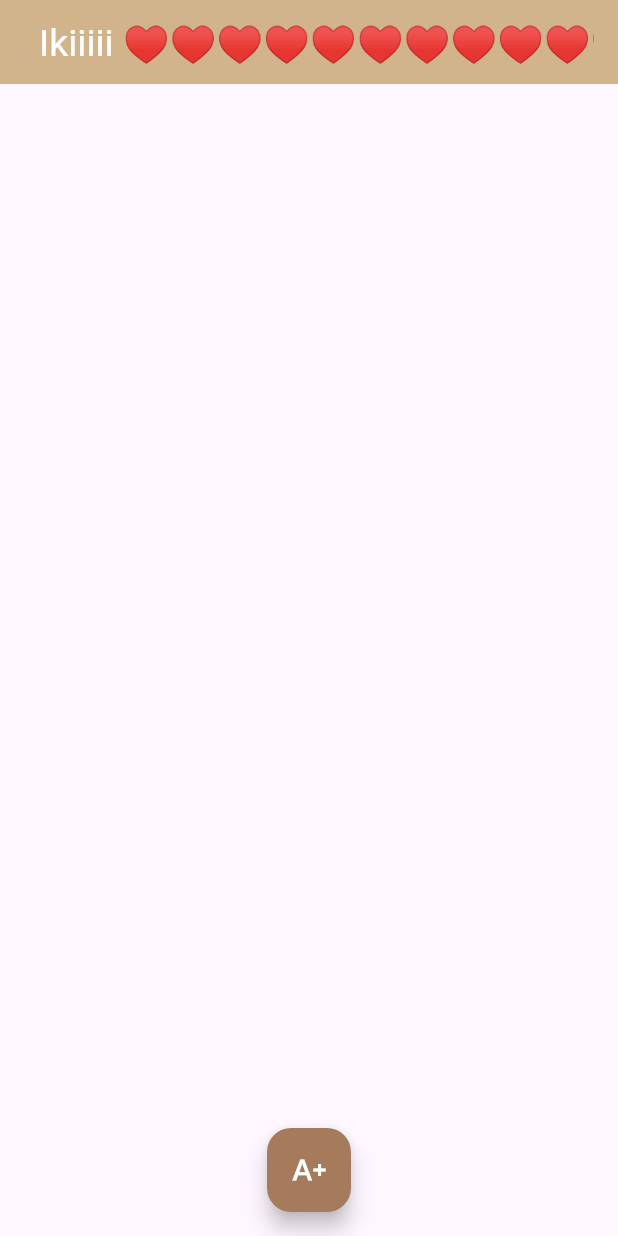
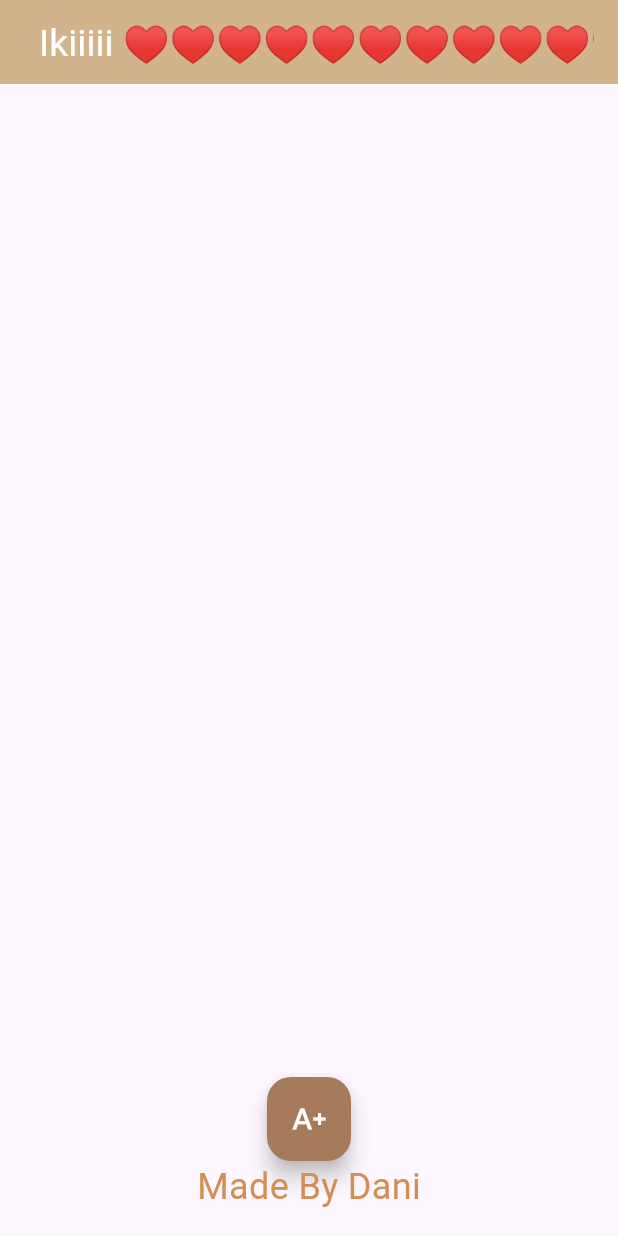
Before and after one commit to jovincia/gesture_detector, a Flutter app: the screen it shows after launch, on a phone screen of 412 x 824 dp. Run offline on Flutter 3.47's test engine with Material 3 defaults, Android fonts, the phone set to English and light mode, and no system bars; drawn by our look-alikes of marquee; our stand-ins replace google_fonts; Roboto replaces fonts that are missing (Alegreya, Calligraffitti).

Commit message:
last commit

```diff
--- a/lib/home_page.dart
+++ b/lib/home_page.dart
@@ -1,9 +1,9 @@
 import "package:flutter/material.dart";
+import 'package:flutter/widgets.dart';
 import 'package:gesture_detector/colors.dart';
 import 'package:google_fonts/google_fonts.dart';
 import 'dart:math';
 import 'package:marquee/marquee.dart';
-
 
 class HomePage extends StatefulWidget {
   const HomePage({super.key, required this.title});
@@ -73,9 +73,7 @@ class _HomePageState extends State<HomePage> {
           child: Marquee(
             text: "Ikiiiii ♥♥♥♥♥♥♥♥♥♥♥♥♥♥♥♥♥♥♥♥♥♥♥",
             style: GoogleFonts.calligraffitti(
-              fontSize: 25,
-              color:MainColors.white
-            ),
+                fontSize: 25, color: MainColors.white),
             scrollAxis: Axis.horizontal,
             blankSpace: 20.0,
             velocity: 20.0,
@@ -89,14 +87,34 @@ class _HomePageState extends State<HomePage> {
         ),
       ),
       body: Stack(
-        children: textWidgets,
+        children:textWidgets
+
+
       ),
-      floatingActionButton: FloatingActionButton(
-        backgroundColor: MainColors.brownCoffeeMilk,
-        onPressed: _incrementCounter,
-        tooltip: 'Add new font',
-        child: const Icon(Icons.text_increase, color: Colors.white),
+      floatingActionButton: Column(
+        mainAxisAlignment: MainAxisAlignment.end,
+        children: [
+          FloatingActionButton(
+            backgroundColor: MainColors.brownCoffeeMilk,
+            onPressed: _incrementCounter,
+            tooltip: 'Add new font',
+
+            child:
+
+            const Icon(
+              Icons.text_increase, color: Colors.white
+              ),
+          ),
+          Text("Made By Dani",
+          style: GoogleFonts.alegreya(
+            color:MainColors.brown1,
+            fontSize:24,
+
+
+          ),),
+        ],
       ),
+
       floatingActionButtonLocation: FloatingActionButtonLocation.centerFloat,
     );
   }
```
